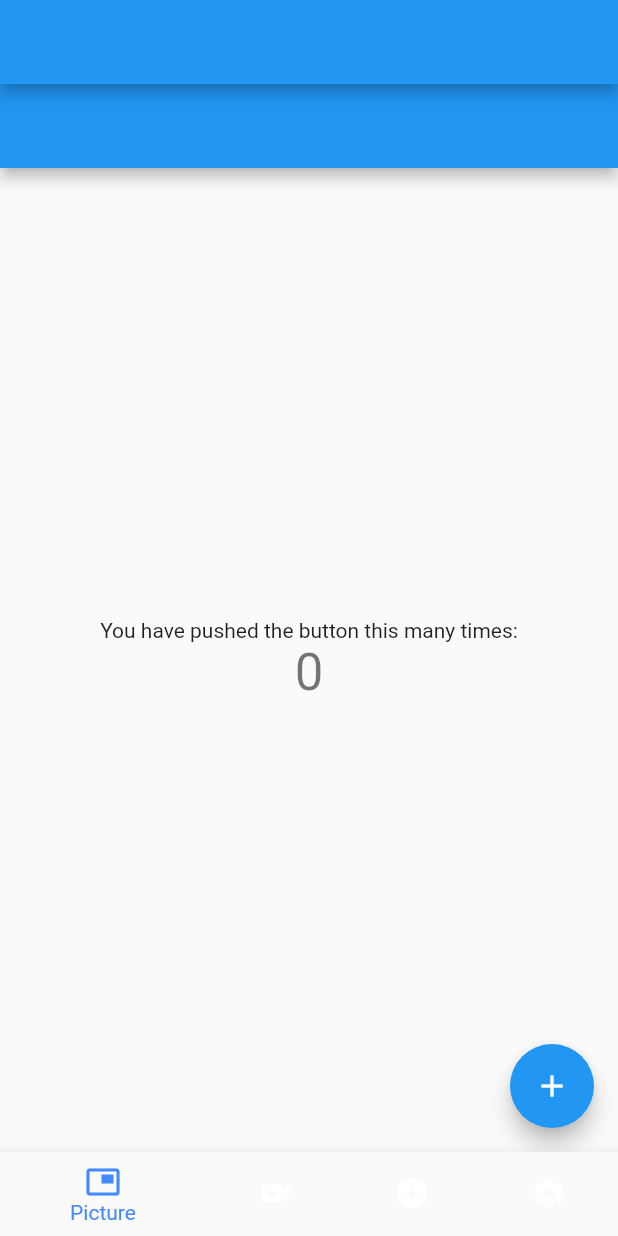
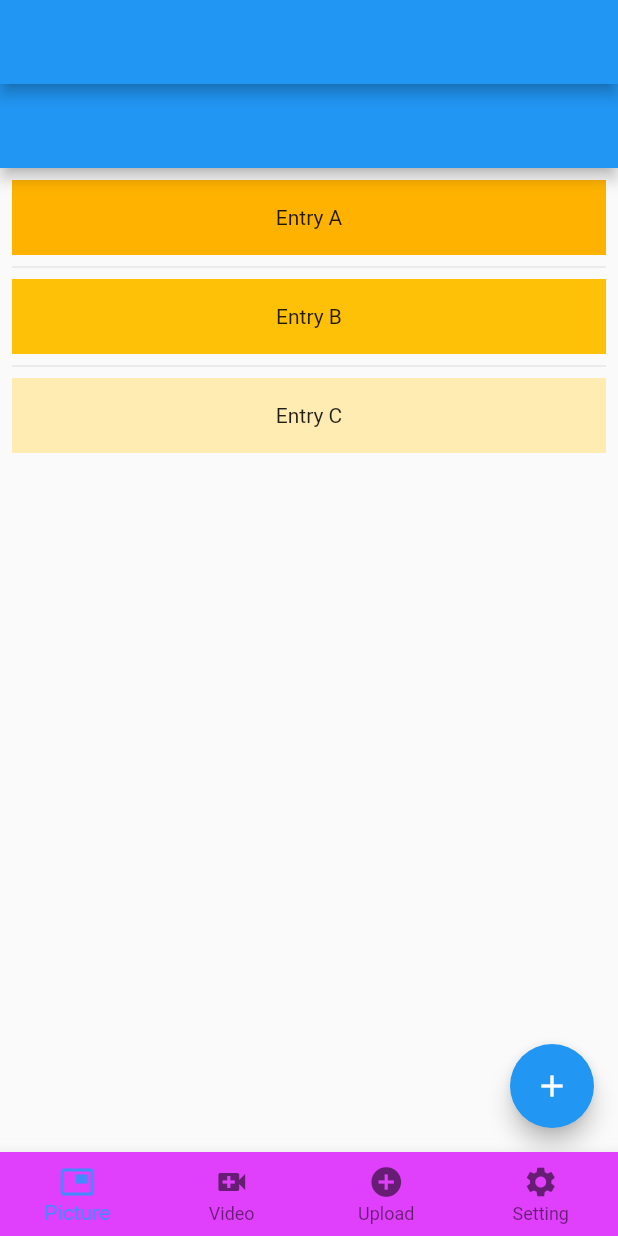
Before and after one commit to kongkonger/flutterdemo, a Flutter app: the screen it shows after launch, on a phone screen of 412 x 824 dp. Run offline on Flutter 3.47's test engine with Material 2 defaults, Android fonts, the phone set to English and light mode, and no system bars; our stand-ins replace flutter_redux, redux.

```diff
--- a/cmc_flutter_demo/lib/page/image_page.dart
+++ b/cmc_flutter_demo/lib/page/image_page.dart
@@ -47,6 +47,8 @@ class _ImagePageState extends State<ImagePage> {
     });
   }
 
+  final List<String> entries = <String>['A', 'B', 'C'];
+  final List<int> colorCodes = <int>[600, 500, 100];
   @override
   Widget build(BuildContext context) {
     // This method is rerun every time setState is called, for instance as done
@@ -65,36 +67,51 @@ class _ImagePageState extends State<ImagePage> {
 //        title: Text(widget.title),
           title: Text(store.state.name),
         ),
-        body: Center(
-          // Center is a layout widget. It takes a single child and positions it
-          // in the middle of the parent.
-          child: Column(
-            // Column is also a layout widget. It takes a list of children and
-            // arranges them vertically. By default, it sizes itself to fit its
-            // children horizontally, and tries to be as tall as its parent.
-            //
-            // Invoke "debug painting" (press "p" in the console, choose the
-            // "Toggle Debug Paint" action from the Flutter Inspector in Android
-            // Studio, or the "Toggle Debug Paint" command in Visual Studio Code)
-            // to see the wireframe for each widget.
-            //
-            // Column has various properties to control how it sizes itself and
-            // how it positions its children. Here we use mainAxisAlignment to
-            // center the children vertically; the main axis here is the vertical
-            // axis because Columns are vertical (the cross axis would be
-            // horizontal).
-            mainAxisAlignment: MainAxisAlignment.center,
-            children: <Widget>[
-              Text(
-                'You have pushed the button this many times:',
-              ),
-              Text(
-                '$_counter',
-                style: Theme.of(context).textTheme.display1,
-              ),
-            ],
-          ),
-        ),
+        body:
+
+
+      ListView.separated(
+      padding: const EdgeInsets.all(8),
+      itemCount: entries.length,
+      itemBuilder: (BuildContext context, int index) {
+      return Container(
+      height: 50,
+      color: Colors.amber[colorCodes[index]],
+      child: Center(child: Text('Entry ${entries[index]}')),
+      );
+      },
+      separatorBuilder: (BuildContext context, int index) => const Divider(),
+      ),
+//        Center(
+//          // Center is a layout widget. It takes a single child and positions it
+//          // in the middle of the parent.
+//          child: Column(
+//            // Column is also a layout widget. It takes a list of children and
+//            // arranges them vertically. By default, it sizes itself to fit its
+//            // children horizontally, and tries to be as tall as its parent.
+//            //
+//            // Invoke "debug painting" (press "p" in the console, choose the
+//            // "Toggle Debug Paint" action from the Flutter Inspector in Android
+//            // Studio, or the "Toggle Debug Paint" command in Visual Studio Code)
+//            // to see the wireframe for each widget.
+//            //
+//            // Column has various properties to control how it sizes itself and
+//            // how it positions its children. Here we use mainAxisAlignment to
+//            // center the children vertically; the main axis here is the vertical
+//            // axis because Columns are vertical (the cross axis would be
+//            // horizontal).
+//            mainAxisAlignment: MainAxisAlignment.center,
+//            children: <Widget>[
+//              Text(
+//                'You have pushed the button this many times:',
+//              ),
+//              Text(
+//                '$_counter',
+//                style: Theme.of(context).textTheme.display1,
+//              ),
+//            ],
+//          ),
+//        ),
         floatingActionButton: FloatingActionButton(
           onPressed: _incrementCounter,
           tooltip: 'Increment',
--- a/cmc_flutter_demo/lib/page/my_home_page.dart
+++ b/cmc_flutter_demo/lib/page/my_home_page.dart
@@ -171,7 +171,10 @@ class _MyHomePageState extends State<MyHomePage> {
             )
           ],
           currentIndex: _selectedIndex,
-            selectedItemColor: Colors.blueAccent[200],
+            fixedColor:  Colors.blueAccent[200],
+            backgroundColor: Colors.purpleAccent,
+            type: BottomNavigationBarType.fixed,
+//            selectedItemColor: Colors.blueAccent[200],
           onTap: _onItemTapped,
         ),
 
```
